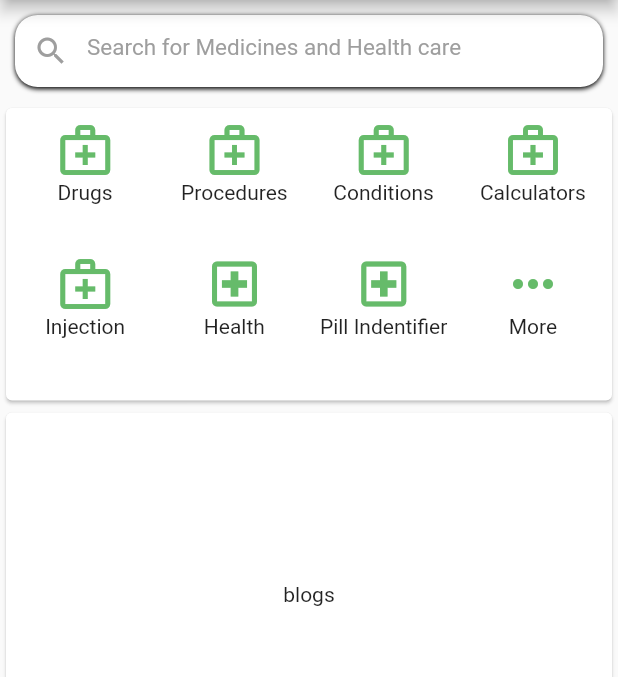
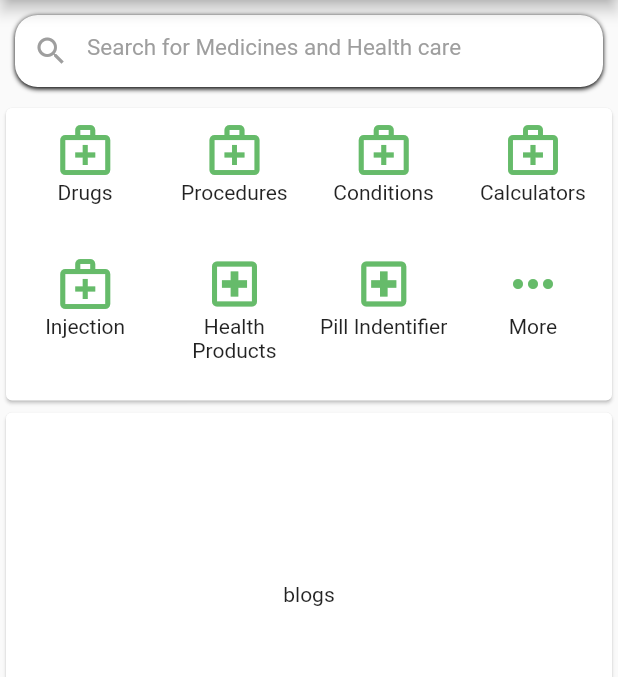
Before and after one commit to Sharan-ayush08/medical-services, a Flutter app: the screen it shows after launch, on a phone screen of 412 x 824 dp, the part 84-761 px from its top. Run offline on Flutter 3.47's test engine with Material 2 defaults, Android fonts, the phone set to English and light mode, and no system bars.

Commit message:
Some Chnages Done

```diff
--- /dev/null
+++ b/lib/providers/services/calculator.dart
@@ -0,0 +1,15 @@
+import 'package:flutter/material.dart';
+
+class Calculators with ChangeNotifier {
+  Map<String, Map<String, String>> _items = {
+    'General Calculators':{
+      'BMI and BSA(Du Bois)':'Answer all Questions',
+      'BMI and BSA (Mosteller)':'Answer all Questions',
+      'Body Surface Area Dosing':'Answer all Questions',
+    }
+  };
+
+  Map<String,Map<String,String>> get items{
+    return _items;
+  }
+}
--- a/lib/providers/services/drugs.dart
+++ b/lib/providers/services/drugs.dart
@@ -4,7 +4,7 @@ class Drugs with ChangeNotifier {
   Map<String, Map<String, String>> _items = {
     'abatacept': {
       'Dosage & Indication': 'Injection,Iyophilized powder for reconsitution',
-      'Interaction': 'Cntradicated...',
+      'Interaction': 'Contradicated...',
       'Adverse Effects': "Headacge(18%),Nasopharyngits(12%)",
       'Warning': 'None Listed by the manfucaturer',
       'Pregnancy':
@@ -22,7 +22,7 @@ class Drugs with ChangeNotifier {
       'Adverse Effects': 'Nausea,Heache',
       'Warning': 'Hyoersentivity reactions',
       'Pregnancy':
-          'Healthcare professional are encouraged to register patients and pregant women.',
+          'Healthcare professional are encouraged to register patients and pregnant women.',
       'Pharmacology':
           'Gaunsoine analog that inhibits HIV-1 reverse transcriptes by completing with dGTP.',
       'Adminstration':
--- /dev/null
+++ b/lib/providers/services/health_products.dart
@@ -0,0 +1,20 @@
+import 'package:flutter/material.dart';
+
+class HealthProducts with ChangeNotifier {
+  Map<String, Map<String, String>> _items = {
+    'Vitamins and Suppliments': {
+      'Piramal Ourdaily':
+          'It is vitamin E supplement that promotes healthy skin,nourishes scalp and hair and maintains eye health.',
+      'Cimune SF Vitamin C and Zinc Sugar ':
+          'It is an Immune care fortified with Vitamin C and zinc to boost the antibody levels.'
+    },
+    'Oral Care': {
+      'Listerine Cool Mint Mouth Wash':
+          'A germ Killer that gives 24-hour protection.'
+    }
+  };
+
+  Map<String, Map<String, String>> get items {
+    return _items;
+  }
+}
--- /dev/null
+++ b/lib/providers/services/injection.dart
@@ -0,0 +1,10 @@
+import 'package:flutter/material.dart';
+
+class Injections with ChangeNotifier {
+  Map<String, Map<String, String>> _items = {
+    'Methapred(Methylprednisoline Sodium Succinate)': {'Injection': 'Injection'}
+  };
+  Map<String, Map<String, String>> get items {
+    return _items;
+  }
+}
--- /dev/null
+++ b/lib/providers/services/pill_identifierr.dart
@@ -0,0 +1,15 @@
+import 'package:flutter/material.dart';
+
+class PillIndentifier with ChangeNotifier {
+  Map<String, dynamic> _items = {
+    'Shape': {
+      'Round Shape': 'Shape Images',
+      'Oblong Shape': 'Shape Images',
+      'Oval Shape': 'Shape Images'
+    }
+  };
+
+  Map<String, dynamic> get items {
+    return _items;
+  }
+}
--- a/lib/screens/services_page.dart
+++ b/lib/screens/services_page.dart
@@ -1,5 +1,9 @@
 import 'package:flutter/cupertino.dart';
 import 'package:flutter/material.dart';
+import 'package:medical_services/providers/services/health_products.dart';
+import 'package:medical_services/providers/services/calculator.dart';
+import 'package:medical_services/providers/services/injection.dart';
+import 'package:medical_services/providers/services/pill_identifierr.dart';
 import '../providers/services/conditions.dart';
 import '../providers/services/drugs.dart';
 import '../providers/services/procedures.dart';
@@ -22,7 +26,7 @@ class ServicesPage extends StatelessWidget {
     "Conditions",
     "Calculators",
     "Injection",
-    "Health",
+    "Health Products",
     "Pill Indentifier",
     "More",
   ];
@@ -31,9 +35,10 @@ class ServicesPage extends StatelessWidget {
     ListViewPage(title: 'Drugs', items: Drugs().items),
     ListViewPage(title: 'Procedures', items: Procedures().items),
     ListViewPage(title: 'Conditions', items: Conditions().items),
-    // ViewCalculators(),
-    // ViewTools(),
-    // DrugDetails(),
+    ListViewPage(title: 'Calculators', items: Calculators().items),
+    ListViewPage(title: 'Injections', items: Injections().items),
+    ListViewPage(title: 'Health Products', items: HealthProducts().items),
+    ListViewPage(title: 'Select Shape', items: PillIndentifier().items)
   ];
 
   final _iconColor = Colors.green[400];
--- a/lib/screens/view_details.dart
+++ b/lib/screens/view_details.dart
@@ -10,17 +10,6 @@ class ViewDetails extends StatelessWidget {
     this.details,
   }) : super(key: key);
 
-//   @override
-//   _ViewDetailsState createState() => _ViewDetailsState();
-// }
-
-// class _ViewDetailsState extends State<ViewDetails> {
-  // List<ExpansionItem> work = <ExpansionItem>[
-  //   ExpansionItem(header: "header", body: "This is the First Header"),
-  //   ExpansionItem(header: "header1", body: "This is the Second Header"),
-  //   ExpansionItem(header: "header2", body: "This is the Third Header"),
-  // ];
-
   @override
   Widget build(BuildContext context) {
     // final _drugs = Provider.of<Medicines>(context).items;
@@ -30,7 +19,6 @@ class ViewDetails extends StatelessWidget {
     // final List values = widget.items!.keys.toList();
     print(_points);
 
-    // print(widget);
     return Scaffold(
       appBar: AppBar(
         // backgroundColor: Colors.blue[900],
@@ -41,13 +29,11 @@ class ViewDetails extends StatelessWidget {
           itemBuilder: (BuildContext context, int index) {
             return ExpansionTile(
               title: Text(_points[index]),
-              children: [Text(_details[index])],
-              // Container(
-              //   child: ListTile(
-              //     leading: Text(_points[index]),
-              // trailing: Text(values[index]),
-              // ),
-              // ),
+              children: [
+                ListTile(
+                  title: Text(_details[index]),
+                )
+              ],
             );
           }),
       // body: ListView(
@@ -80,63 +66,3 @@ class ViewDetails extends StatelessWidget {
     );
   }
 }
-
-// class ExpansionItem {
-//   bool isExpanded;
-//   final String header;
-//   final String body;
-
-//   ExpansionItem(
-//       {required this.header, required this.body, this.isExpanded: false});
-// }
-
-
-
-
-  // SingleChildScrollView(
-        //   child: Column(
-        //     children: [
-        //       Padding(
-        //         padding: const EdgeInsets.only(top: 5),
-        //         child: Card(
-        //           child: ListTile(
-        //             title: Text(
-        //               widget.title,
-        //               style: TextStyle(fontSize: 20, fontWeight: FontWeight.bold),
-        //             ),
-        //             // subtitle: Text('Orenica, Orenica Clickjet'),
-        //           ),
-        //         ),
-        //       ),
-        //       Card(
-        //         child: ListTile(
-        //             onTap: () {},
-        //             title: Text(
-        //               "Health Directory",
-        //               style: TextStyle(fontSize: 15.0),
-        //             ),
-        //             subtitle:
-        //                 Text("Need to make a referral? Serach by specialty."),
-        //             trailing: Icon(
-        //               Icons.arrow_forward,
-        //               size: 15.0,
-        //             )),
-        //       ),
-        //       Card(
-        //         child: ListView.builder(
-        //           shrinkWrap: true,
-        //           itemCount: _points.length,
-        //           itemBuilder: (BuildContext ctx, int index) {
-        //             return ListTile(
-        //               onTap: () {},
-        //               leading: Text(
-        //                 _points[index],
-        //                 style: TextStyle(fontSize: 18.0),
-        //               ),
-        //             );
-        //           },
-        //         ),
-        //       ),
-        //     ],
-        //   ),
-        // ),
```
